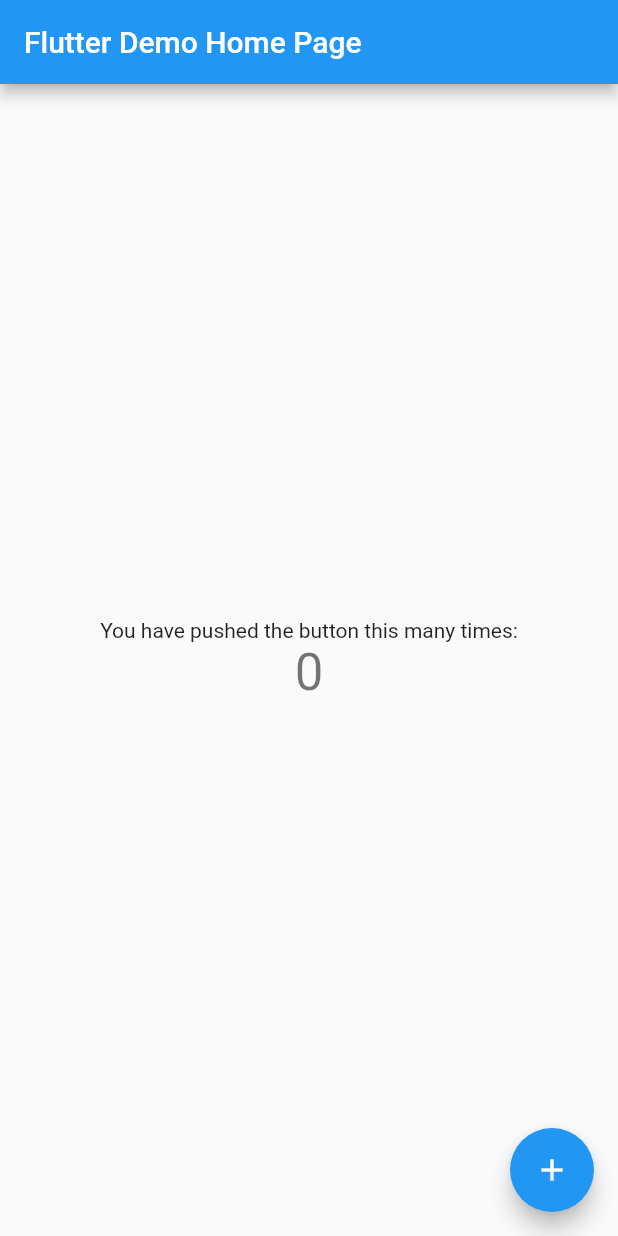
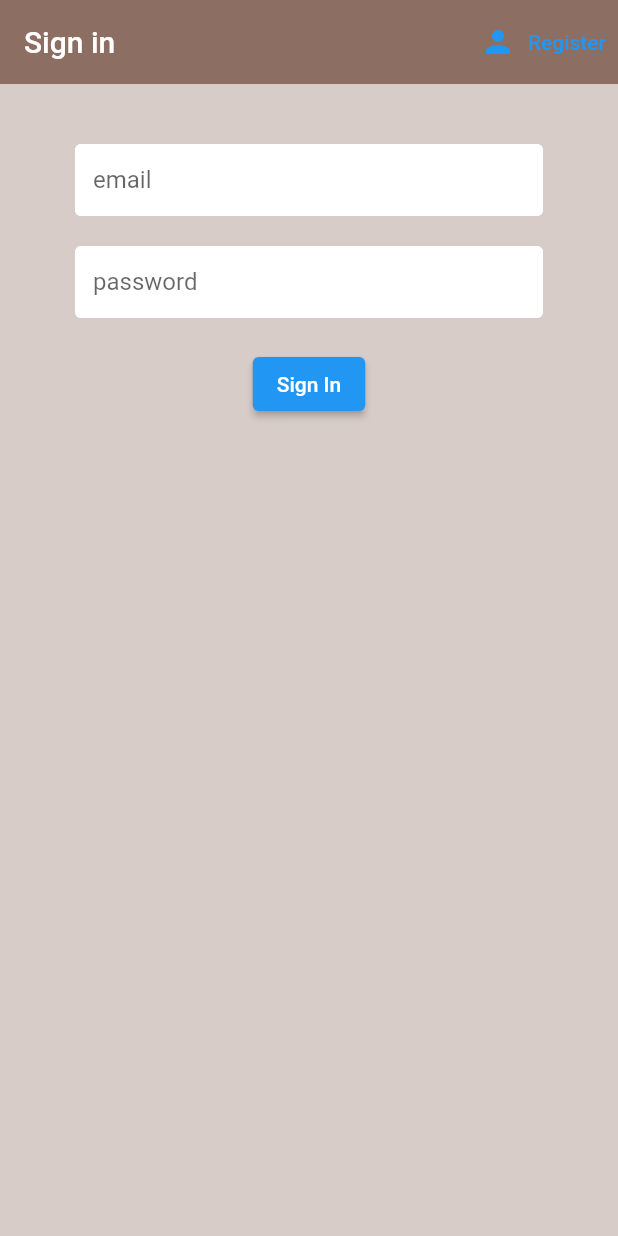
Before and after one commit to jzxhuang/LetsMuk, a Flutter app: the screen it shows after launch, on a phone screen of 412 x 824 dp. Run offline on Flutter 3.47's test engine with Material 2 defaults, Android fonts, the phone set to English and light mode, and no system bars; our stand-ins replace firebase_auth, firebase_core, flutter_spinkit; accounts and stored records are empty.

Commit message:
add auth by following tutorial

```diff
--- a/lib/main.dart
+++ b/lib/main.dart
@@ -1,14 +1,31 @@
 import 'package:flutter/material.dart';
+import 'package:provider/provider.dart';
 
-void main() {
+// Import the firebase_core plugin
+import 'package:firebase_core/firebase_core.dart';
+import 'package:firebase_auth/firebase_auth.dart';
+
+import 'package:letsmuk/screens/wrapper.dart';
+import 'package:letsmuk/services/auth.dart';
+
+void main() async {
+  WidgetsFlutterBinding.ensureInitialized();
+  await Firebase.initializeApp();
   runApp(MyApp());
 }
 
 class MyApp extends StatelessWidget {
   // This widget is the root of your application.
+
+  // Create the initialization Future outside of `build`:
+  // final Future<FirebaseApp> _initialization = Firebase.initializeApp();
+
   @override
   Widget build(BuildContext context) {
-    return MaterialApp(
+    return StreamProvider<User>.value(
+        initialData: null,
+        value: AuthService().user,
+        child: MaterialApp(
           title: 'Flutter Demo',
           theme: ThemeData(
             // This is the theme of your application.
@@ -26,92 +43,7 @@
             // closer together (more dense) than on mobile platforms.
             visualDensity: VisualDensity.adaptivePlatformDensity,
           ),
-      home: MyHomePage(title: 'Flutter Demo Home Page'),
-    );
+          home: Wrapper(),
+        ));
   }
 }
-
-class MyHomePage extends StatefulWidget {
-  MyHomePage({Key key, this.title}) : super(key: key);
-
-  // This widget is the home page of your application. It is stateful, meaning
-  // that it has a State object (defined below) that contains fields that affect
-  // how it looks.
-
-  // This class is the configuration for the state. It holds the values (in this
-  // case the title) provided by the parent (in this case the App widget) and
-  // used by the build method of the State. Fields in a Widget subclass are
-  // always marked "final".
-
-  final String title;
-
-  @override
-  _MyHomePageState createState() => _MyHomePageState();
-}
-
-class _MyHomePageState extends State<MyHomePage> {
-  int _counter = 0;
-
-  void _incrementCounter() {
-    setState(() {
-      // This call to setState tells the Flutter framework that something has
-      // changed in this State, which causes it to rerun the build method below
-      // so that the display can reflect the updated values. If we changed
-      // _counter without calling setState(), then the build method would not be
-      // called again, and so nothing would appear to happen.
-      _counter++;
-    });
-  }
-
-  @override
-  Widget build(BuildContext context) {
-    // This method is rerun every time setState is called, for instance as done
-    // by the _incrementCounter method above.
-    //
-    // The Flutter framework has been optimized to make rerunning build methods
-    // fast, so that you can just rebuild anything that needs updating rather
-    // than having to individually change instances of widgets.
-    return Scaffold(
-      appBar: AppBar(
-        // Here we take the value from the MyHomePage object that was created by
-        // the App.build method, and use it to set our appbar title.
-        title: Text(widget.title),
-      ),
-      body: Center(
-        // Center is a layout widget. It takes a single child and positions it
-        // in the middle of the parent.
-        child: Column(
-          // Column is also a layout widget. It takes a list of children and
-          // arranges them vertically. By default, it sizes itself to fit its
-          // children horizontally, and tries to be as tall as its parent.
-          //
-          // Invoke "debug painting" (press "p" in the console, choose the
-          // "Toggle Debug Paint" action from the Flutter Inspector in Android
-          // Studio, or the "Toggle Debug Paint" command in Visual Studio Code)
-          // to see the wireframe for each widget.
-          //
-          // Column has various properties to control how it sizes itself and
-          // how it positions its children. Here we use mainAxisAlignment to
-          // center the children vertically; the main axis here is the vertical
-          // axis because Columns are vertical (the cross axis would be
-          // horizontal).
-          mainAxisAlignment: MainAxisAlignment.center,
-          children: <Widget>[
-            Text(
-              'You have pushed the button this many times:',
-            ),
-            Text(
-              '$_counter',
-              style: Theme.of(context).textTheme.headline4,
-            ),
-          ],
-        ),
-      ),
-      floatingActionButton: FloatingActionButton(
-        onPressed: _incrementCounter,
-        tooltip: 'Increment',
-        child: Icon(Icons.add),
-      ), // This trailing comma makes auto-formatting nicer for build methods.
-    );
-  }
-}
--- /dev/null
+++ b/lib/models/user.dart
@@ -0,0 +1,5 @@
+class User {
+  final String uid;
+
+  User({this.uid});
+}
--- /dev/null
+++ b/lib/screens/authenticate/authenticate.dart
@@ -0,0 +1,25 @@
+import 'package:letsmuk/screens/authenticate/register.dart';
+import 'package:letsmuk/screens/authenticate/sign_in.dart';
+import 'package:flutter/material.dart';
+
+class Authenticate extends StatefulWidget {
+  @override
+  _AuthenticateState createState() => _AuthenticateState();
+}
+
+class _AuthenticateState extends State<Authenticate> {
+  bool showSignIn = true;
+  void toggleView() {
+    //print(showSignIn.toString());
+    setState(() => showSignIn = !showSignIn);
+  }
+
+  @override
+  Widget build(BuildContext context) {
+    if (showSignIn) {
+      return SignIn(toggleView: toggleView);
+    } else {
+      return Register(toggleView: toggleView);
+    }
+  }
+}
--- /dev/null
+++ b/lib/screens/authenticate/register.dart
@@ -0,0 +1,100 @@
+import 'package:letsmuk/services/auth.dart';
+import 'package:letsmuk/shared/constants.dart';
+import 'package:letsmuk/shared/loading.dart';
+
+import 'package:flutter/material.dart';
+
+class Register extends StatefulWidget {
+  final Function toggleView;
+  Register({this.toggleView});
+
+  @override
+  _RegisterState createState() => _RegisterState();
+}
+
+class _RegisterState extends State<Register> {
+  final AuthService auth = AuthService();
+  final _formKey = GlobalKey<FormState>();
+  String error = '';
+  bool loading = false;
+
+  // text field state
+  String email = '';
+  String password = '';
+
+  @override
+  Widget build(BuildContext context) {
+    return loading
+        ? Loading()
+        : Scaffold(
+            backgroundColor: Colors.brown[100],
+            appBar: AppBar(
+              backgroundColor: Colors.brown[400],
+              elevation: 0.0,
+              title: Text('Sign up'),
+              actions: <Widget>[
+                TextButton.icon(
+                  icon: Icon(Icons.person),
+                  label: Text('Sign In'),
+                  onPressed: () => widget.toggleView(),
+                ),
+              ],
+            ),
+            body: Container(
+              padding: EdgeInsets.symmetric(vertical: 20.0, horizontal: 50.0),
+              child: Form(
+                key: _formKey,
+                child: Column(
+                  children: <Widget>[
+                    SizedBox(height: 20.0),
+                    TextFormField(
+                      decoration:
+                          textInputDecoration.copyWith(hintText: 'email'),
+                      validator: (val) => val.isEmpty ? 'Enter an email' : null,
+                      onChanged: (val) {
+                        setState(() => email = val);
+                      },
+                    ),
+                    SizedBox(height: 20.0),
+                    TextFormField(
+                      decoration:
+                          textInputDecoration.copyWith(hintText: 'password'),
+                      obscureText: true,
+                      validator: (val) => val.length < 6
+                          ? 'Enter a password 6+ chars long'
+                          : null,
+                      onChanged: (val) {
+                        setState(() => password = val);
+                      },
+                    ),
+                    SizedBox(height: 20.0),
+                    ElevatedButton(
+                        child: Text(
+                          'Register',
+                          style: TextStyle(color: Colors.white),
+                        ),
+                        onPressed: () async {
+                          if (_formKey.currentState.validate()) {
+                            setState(() => loading = true);
+                            dynamic result =
+                                await auth.registerAccount(email, password);
+                            if (result == null) {
+                              setState(() {
+                                loading = false;
+                                error = 'Please supply a valid email';
+                              });
+                            }
+                          }
+                        }),
+                    SizedBox(height: 12.0),
+                    Text(
+                      error,
+                      style: TextStyle(color: Colors.red, fontSize: 14.0),
+                    )
+                  ],
+                ),
+              ),
+            ),
+          );
+  }
+}
--- /dev/null
+++ b/lib/screens/authenticate/sign_in.dart
@@ -0,0 +1,101 @@
+import 'package:letsmuk/services/auth.dart';
+import 'package:letsmuk/shared/constants.dart';
+import 'package:letsmuk/shared/loading.dart';
+import 'package:letsmuk/services/auth.dart';
+import 'package:flutter/material.dart';
+
+class SignIn extends StatefulWidget {
+  final Function toggleView;
+  SignIn({this.toggleView});
+
+  @override
+  _SignInState createState() => _SignInState();
+}
+
+class _SignInState extends State<SignIn> {
+  final AuthService auth = AuthService();
+  final _formKey = GlobalKey<FormState>();
+  String error = '';
+  bool loading = false;
+
+  // text field state
+  String email = '';
+  String password = '';
+
+  @override
+  Widget build(BuildContext context) {
+    return loading
+        ? Loading()
+        : Scaffold(
+            backgroundColor: Colors.brown[100],
+            appBar: AppBar(
+              backgroundColor: Colors.brown[400],
+              elevation: 0.0,
+              title: Text('Sign in'),
+              actions: <Widget>[
+                TextButton.icon(
+                  icon: Icon(Icons.person),
+                  label: Text('Register'),
+                  onPressed: () => widget.toggleView(),
+                ),
+              ],
+            ),
+            body: Container(
+              padding: EdgeInsets.symmetric(vertical: 20.0, horizontal: 50.0),
+              child: Form(
+                key: _formKey,
+                child: Column(
+                  children: <Widget>[
+                    SizedBox(height: 20.0),
+                    TextFormField(
+                      decoration:
+                          textInputDecoration.copyWith(hintText: 'email'),
+                      validator: (val) => val.isEmpty ? 'Enter an email' : null,
+                      onChanged: (val) {
+                        setState(() => email = val);
+                      },
+                    ),
+                    SizedBox(height: 20.0),
+                    TextFormField(
+                      obscureText: true,
+                      decoration:
+                          textInputDecoration.copyWith(hintText: 'password'),
+                      validator: (val) => val.length < 6
+                          ? 'Enter a password 6+ chars long'
+                          : null,
+                      onChanged: (val) {
+                        setState(() => password = val);
+                      },
+                    ),
+                    SizedBox(height: 20.0),
+                    ElevatedButton(
+                        child: Text(
+                          'Sign In',
+                          style: TextStyle(color: Colors.white),
+                        ),
+                        onPressed: () async {
+                          if (_formKey.currentState.validate()) {
+                            setState(() => loading = true);
+                            dynamic result = await auth
+                                .signInWithEmailAndPassword(email, password);
+                            if (result == null) {
+                              setState(() {
+                                loading = false;
+                                error =
+                                    'Could not sign in with those credentials';
+                              });
+                            }
+                          }
+                        }),
+                    SizedBox(height: 12.0),
+                    Text(
+                      error,
+                      style: TextStyle(color: Colors.red, fontSize: 14.0),
+                    ),
+                  ],
+                ),
+              ),
+            ),
+          );
+  }
+}
--- /dev/null
+++ b/lib/screens/wrapper.dart
@@ -0,0 +1,21 @@
+import 'package:firebase_auth/firebase_auth.dart';
+import 'package:flutter/material.dart';
+import 'package:provider/provider.dart';
+
+import 'package:letsmuk/screens/authenticate/authenticate.dart';
+import 'package:letsmuk/screens/home/home.dart';
+
+class Wrapper extends StatelessWidget {
+  @override
+  Widget build(BuildContext context) {
+    final user = Provider.of<User>(context);
+    print(user);
+
+    // return either the Home or Authenticate widget
+    if (user == null) {
+      return Authenticate();
+    } else {
+      return Home(title: 'My Home Page');
+    }
+  }
+}
--- /dev/null
+++ b/lib/services/auth.dart
@@ -0,0 +1,75 @@
+// https://www.youtube.com/watch?v=mZYuuGAIwe4
+import 'dart:async';
+
+import 'package:firebase_auth/firebase_auth.dart';
+
+class AuthService {
+  final FirebaseAuth auth = FirebaseAuth.instance;
+
+  // auth change user stream
+  Stream<User> get user {
+    return auth.authStateChanges();
+    //.map((FirebaseUser user) => _userFromFirebaseUser(user));
+    // .map(_userFromFirebaseUser);
+  }
+
+  // sign in anon
+  Future signInAnon() async {
+    try {
+      UserCredential result = await auth.signInAnonymously();
+      User user = result.user;
+      return user;
+    } catch (e) {
+      print(e.toString());
+      return null;
+    }
+  }
+
+  // sign in email/pw
+  Future signInWithEmailAndPassword(String email, String password) async {
+    try {
+      UserCredential userCredential = await FirebaseAuth.instance
+          .signInWithEmailAndPassword(email: email, password: password);
+      User user = userCredential.user;
+      return user;
+    } on FirebaseAuthException catch (e) {
+      if (e.code == 'user-not-found') {
+        print('No user found for that email.');
+        return null;
+      } else if (e.code == 'wrong-password') {
+        print('Wrong password provided for that user.');
+        return null;
+      }
+    }
+  }
+
+  // register email/pw
+  Future registerAccount(String email, String password) async {
+    try {
+      UserCredential userCredential = await FirebaseAuth.instance
+          .createUserWithEmailAndPassword(email: email, password: password);
+      User user = userCredential.user;
+      return (user);
+    } on FirebaseAuthException catch (e) {
+      if (e.code == 'weak-password') {
+        print('The password provided is too weak.');
+        return null;
+      } else if (e.code == 'email-already-in-use') {
+        print('The account already exists for that email.');
+        return null;
+      }
+    } catch (e) {
+      print(e);
+    }
+  }
+
+  // sign out
+  Future signOut() async {
+    try {
+      return await auth.signOut();
+    } catch (error) {
+      print(error.toString());
+      return null;
+    }
+  }
+}
--- /dev/null
+++ b/lib/shared/constants.dart
@@ -0,0 +1,13 @@
+import 'package:flutter/material.dart';
+
+const textInputDecoration = InputDecoration(
+  fillColor: Colors.white,
+  filled: true,
+  contentPadding: EdgeInsets.all(12.0),
+  enabledBorder: OutlineInputBorder(
+    borderSide: BorderSide(color: Colors.white, width: 2.0),
+  ),
+  focusedBorder: OutlineInputBorder(
+    borderSide: BorderSide(color: Colors.pink, width: 2.0),
+  ),
+);
--- a/pubspec.yaml
+++ b/pubspec.yaml
@@ -27,6 +27,9 @@
   firebase_core: "^0.7.0"
   firebase_analytics: "^7.0.1"
   firebase_auth: "^0.20.1"
+
+  provider: ^5.0.0
+  flutter_spinkit: "^4.1.2"
 
   # The following adds the Cupertino Icons font to your application.
   # Use with the CupertinoIcons class for iOS style icons.
```
Also changed, not shown: lib/screens/home/home.dart (added, +102 -0 lines), lib/shared/loading.dart (added, +17 -0 lines), pubspec.lock, 4 other files. Lines whose indentation alone changed are shown as unchanged.
